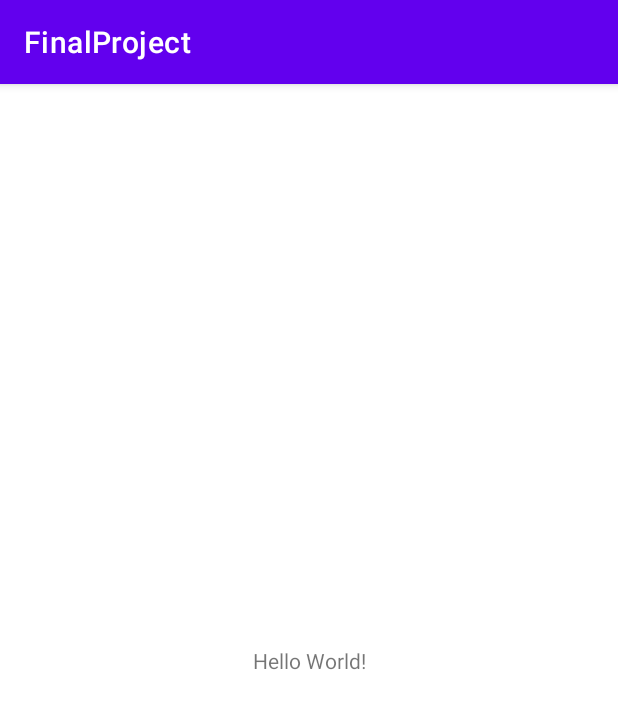
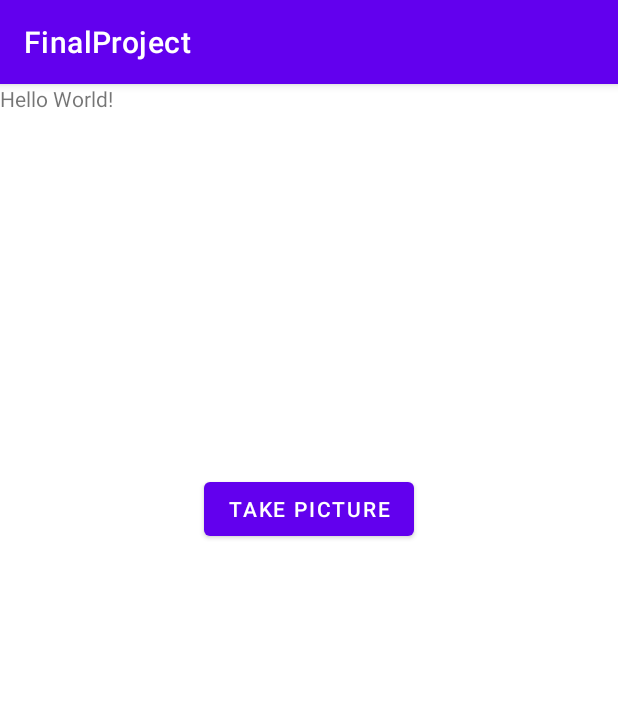
Before and after one commit to samuelmi/Comp433FinalProject, an Android app: the screen it shows after launch (MainActivity), on a phone screen of 412 x 824 dp. Shown: the top 709 px of the screen. Run offline under Robolectric (Android 15) with nearby library versions, the phone set to English and light mode, and no system bars.

Commit message:
Created UI and implemented image capturing

```diff
--- a/app/src/main/java/com/example/finalproject/MainActivity.java
+++ b/app/src/main/java/com/example/finalproject/MainActivity.java
@@ -1,14 +1,52 @@
 package com.example.finalproject;
 
+import androidx.annotation.Nullable;
 import androidx.appcompat.app.AppCompatActivity;
 
+import android.content.Context;
+import android.content.Intent;
+import android.graphics.Bitmap;
 import android.os.Bundle;
+import android.provider.MediaStore;
+import android.view.View;
+import android.widget.Button;
+import android.widget.ImageView;
 
 public class MainActivity extends AppCompatActivity {
+    Context context;
+
+    ImageView iv;
+    Button captureBtn;
+
+    Bitmap image;
 
     @Override
     protected void onCreate(Bundle savedInstanceState) {
         super.onCreate(savedInstanceState);
         setContentView(R.layout.activity_main);
+
+        context = getApplicationContext();
+
+        iv = findViewById(R.id.iv);
+        captureBtn = findViewById(R.id.capture_btn);
+
     }
+
+    public void click(View v) {
+        int id = v.getId();
+
+        // Capture is clicked
+        if (id == R.id.capture_btn) {
+            Intent cameraIntent = new Intent(MediaStore.ACTION_IMAGE_CAPTURE);
+            startActivityForResult(cameraIntent, 1);
+        }
+    }
+
+    @Override
+    protected void onActivityResult(int requestCode, int resultCode, @Nullable Intent data) {
+        super.onActivityResult(requestCode, resultCode, data);
+        image = (Bitmap) data.getExtras().get("data");
+        iv.setImageBitmap(image);
+    }
+
 }
--- a/app/src/main/res/layout/activity_main.xml
+++ b/app/src/main/res/layout/activity_main.xml
@@ -1,11 +1,15 @@
 <?xml version="1.0" encoding="utf-8"?>
-<androidx.constraintlayout.widget.ConstraintLayout xmlns:android="http://schemas.android.com/apk/res/android"
+<RelativeLayout xmlns:android="http://schemas.android.com/apk/res/android"
     xmlns:app="http://schemas.android.com/apk/res-auto"
     xmlns:tools="http://schemas.android.com/tools"
     android:layout_width="match_parent"
     android:layout_height="match_parent"
     tools:context=".MainActivity">
 
+    <LinearLayout
+        android:layout_width="match_parent"
+        android:layout_height="match_parent"
+        android:orientation="vertical">
         <TextView
             android:layout_width="wrap_content"
             android:layout_height="wrap_content"
@@ -14,5 +18,22 @@
             app:layout_constraintLeft_toLeftOf="parent"
             app:layout_constraintRight_toRightOf="parent"
             app:layout_constraintTop_toTopOf="parent" />
+        <ImageView
+            android:layout_width="wrap_content"
+            android:layout_height="wrap_content"
+            android:minHeight="240dp"
+            android:minWidth="240dp"
+            android:layout_gravity="center"
+            android:id="@+id/iv"/>
+        <Button
+            android:layout_width="wrap_content"
+            android:layout_height="wrap_content"
+            android:text="Take Picture"
+            android:layout_gravity="center"
+            android:onClick="click"
+            android:id="@+id/capture_btn"/>
+    </LinearLayout>
 
-</androidx.constraintlayout.widget.ConstraintLayout>
+
+
+</RelativeLayout>
```
Lines whose indentation alone changed are shown as unchanged.
